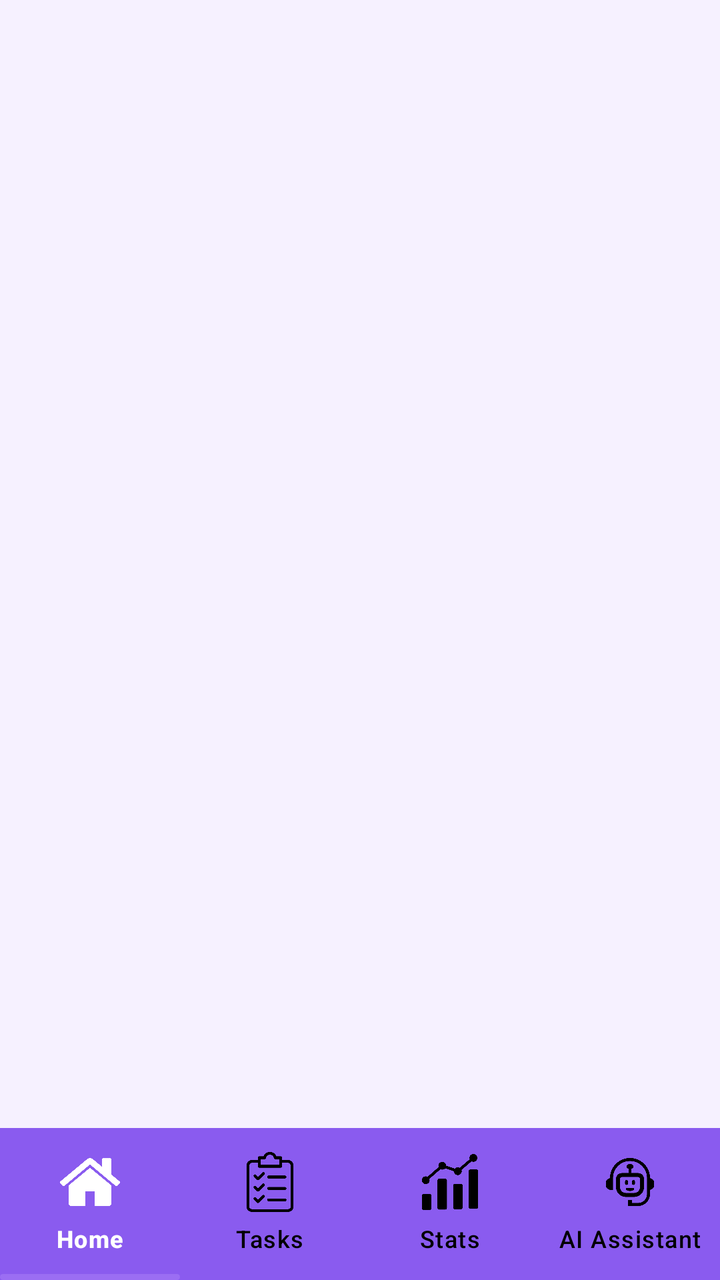
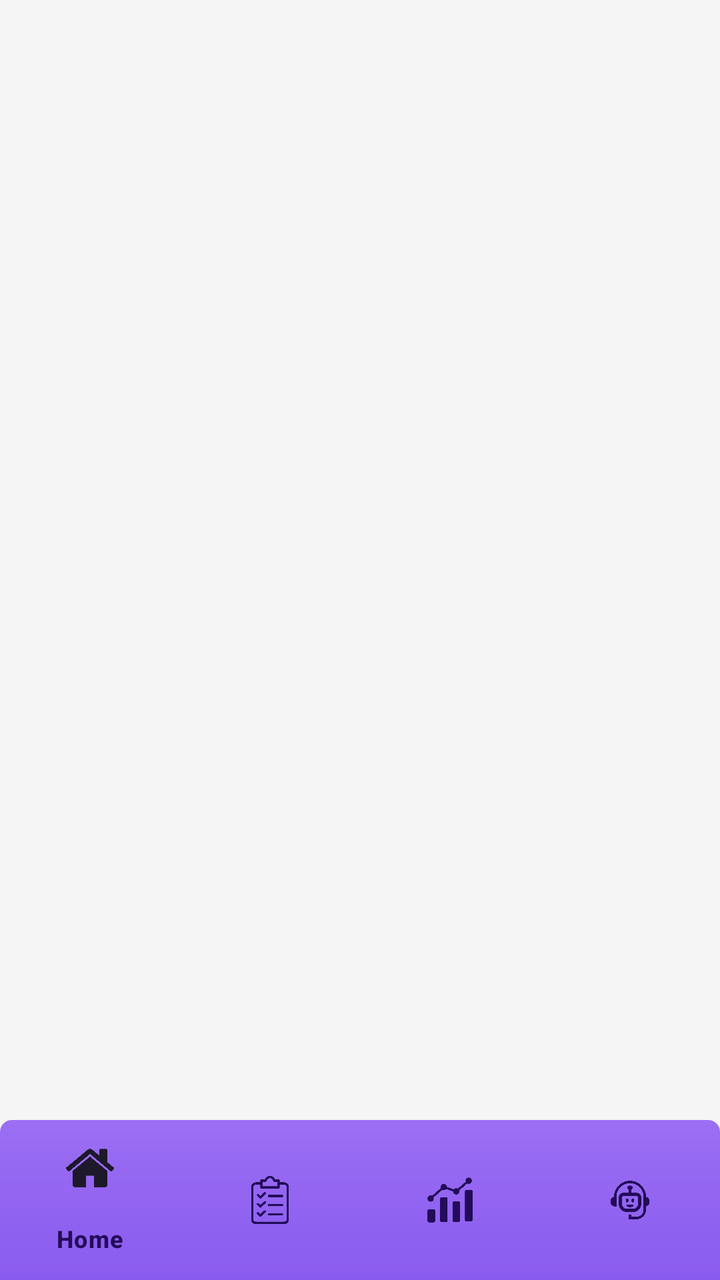

Compare the two renders of this Android layout. The source of the first and the diff that turns it into the second are given below.
<!-- AndroidManifest.xml: application theme Theme.PlanUp -->
<!-- res/layout/activity_main.xml -->
<?xml version="1.0" encoding="utf-8"?>
<androidx.constraintlayout.widget.ConstraintLayout
    xmlns:android="http://schemas.android.com/apk/res/android"
    xmlns:app="http://schemas.android.com/apk/res-auto"
    xmlns:tools="http://schemas.android.com/tools"
    android:id="@+id/main"
    android:layout_width="match_parent"
    android:layout_height="match_parent"
    android:background="#F6F1FF"
    android:fitsSystemWindows="true"
    tools:context=".MainActivity">

    
    <androidx.fragment.app.FragmentContainerView
        android:id="@+id/fragmentContainer"
        android:layout_width="0dp"
        android:layout_height="0dp"
        app:layout_constraintTop_toTopOf="parent"
        app:layout_constraintBottom_toTopOf="@id/bottomNavigation"
        app:layout_constraintStart_toStartOf="parent"
        app:layout_constraintEnd_toEndOf="parent" />

    
    <com.google.android.material.bottomnavigation.BottomNavigationView
        android:id="@+id/bottomNavigation"
        android:layout_width="0dp"
        android:layout_height="76dp"
        android:background="#8A5BEF"

        app:menu="@menu/menu_bottom_nav"
        app:labelVisibilityMode="labeled"
        app:itemIconSize="30dp"
        app:itemBackground="@drawable/bottom_nav_item_selector"
        app:itemActiveIndicatorStyle="@null"
        app:itemIconTint="@color/bottom_nav_icon_selector"
        app:itemTextColor="@color/bottom_nav_icon_selector"

        app:layout_constraintBottom_toBottomOf="parent"
        app:layout_constraintStart_toStartOf="parent"
        app:layout_constraintEnd_toEndOf="parent" />

</androidx.constraintlayout.widget.ConstraintLayout>
<!-- resources referenced by this layout -->
<resources>
  <!-- drawable bottom_nav_item_selector (drawable) -->
  <?xml version="1.0" encoding="utf-8"?>
  <selector xmlns:android="http://schemas.android.com/apk/res/android">
      
      <item android:state_checked="true"
          android:drawable="@drawable/bottom_nav_underline"/>
  
      
      <item android:drawable="@android:color/transparent"/>
  </selector>
  <style name="Theme.PlanUp" parent="Base.Theme.PlanUp" />
  <!-- drawable bottom_nav_underline (drawable) -->
  <?xml version="1.0" encoding="utf-8"?>
  <layer-list xmlns:android="http://schemas.android.com/apk/res/android">
      
      <item>
          <shape android:shape="rectangle">
              <solid android:color="@android:color/transparent"/>
          </shape>
      </item>
  
      
      <item android:gravity="bottom">
          <shape android:shape="rectangle">
              <size android:height="3dp"/>
              <solid android:color="#9B6EF3"/>
              <corners android:radius="2dp"/>
          </shape>
      </item>
  </layer-list>
  <style name="Base.Theme.PlanUp" parent="Theme.Material3.DayNight.NoActionBar">
          
          
      </style>
</resources>

<!-- the commit's change to res/layout/activity_main.xml (unified diff, before → after) -->
@@ -1,42 +1,22 @@
-<?xml version="1.0" encoding="utf-8"?>
-<androidx.constraintlayout.widget.ConstraintLayout
+<androidx.coordinatorlayout.widget.CoordinatorLayout
     xmlns:android="http://schemas.android.com/apk/res/android"
     xmlns:app="http://schemas.android.com/apk/res-auto"
-    xmlns:tools="http://schemas.android.com/tools"
-    android:id="@+id/main"
     android:layout_width="match_parent"
-    android:layout_height="match_parent"
-    android:background="#F6F1FF"
-    android:fitsSystemWindows="true"
-    tools:context=".MainActivity">
+    android:layout_height="match_parent">
 
     
     <androidx.fragment.app.FragmentContainerView
         android:id="@+id/fragmentContainer"
-        android:layout_width="0dp"
-        android:layout_height="0dp"
-        app:layout_constraintTop_toTopOf="parent"
-        app:layout_constraintBottom_toTopOf="@id/bottomNavigation"
-        app:layout_constraintStart_toStartOf="parent"
-        app:layout_constraintEnd_toEndOf="parent" />
+        android:layout_width="match_parent"
+        android:layout_height="match_parent"
+        android:layout_marginBottom="80dp" />
 
     
     <com.google.android.material.bottomnavigation.BottomNavigationView
         android:id="@+id/bottomNavigation"
-        android:layout_width="0dp"
-        android:layout_height="76dp"
-        android:background="#8A5BEF"
-
-        app:menu="@menu/menu_bottom_nav"
-        app:labelVisibilityMode="labeled"
-        app:itemIconSize="30dp"
-        app:itemBackground="@drawable/bottom_nav_item_selector"
-        app:itemActiveIndicatorStyle="@null"
-        app:itemIconTint="@color/bottom_nav_icon_selector"
-        app:itemTextColor="@color/bottom_nav_icon_selector"
-
-        app:layout_constraintBottom_toBottomOf="parent"
-        app:layout_constraintStart_toStartOf="parent"
-        app:layout_constraintEnd_toEndOf="parent" />
-
-</androidx.constraintlayout.widget.ConstraintLayout>
+        android:layout_width="match_parent"
+        android:layout_height="80dp"
+        android:layout_gravity="bottom"
+        android:background="@drawable/bg_bottom_nav"
+        app:menu="@menu/menu_bottom_nav"/>
+</androidx.coordinatorlayout.widget.CoordinatorLayout>
<!-- resource entries referenced after the edit -->
@@ -1,38 +1,60 @@
 <!-- resources referenced by this layout -->
 <resources>
-  <!-- drawable bottom_nav_item_selector (drawable) -->
+  <!-- drawable bg_bottom_nav (drawable) -->
   <?xml version="1.0" encoding="utf-8"?>
-  <selector xmlns:android="http://schemas.android.com/apk/res/android">
-      
-      <item android:state_checked="true"
-          android:drawable="@drawable/bottom_nav_underline"/>
+  <shape xmlns:android="http://schemas.android.com/apk/res/android">
+      <gradient
+          android:startColor="#9B6EF3"
+          android:endColor="#8A5BEF"
+          android:angle="270"/>
   
-      
-      <item android:drawable="@android:color/transparent"/>
-  </selector>
+      <corners
+          android:topLeftRadius="6dp"
+          android:topRightRadius="6dp"/>
+  </shape>
   <style name="Theme.PlanUp" parent="Base.Theme.PlanUp" />
-  <!-- drawable bottom_nav_underline (drawable) -->
-  <?xml version="1.0" encoding="utf-8"?>
-  <layer-list xmlns:android="http://schemas.android.com/apk/res/android">
-      
-      <item>
-          <shape android:shape="rectangle">
-              <solid android:color="@android:color/transparent"/>
-          </shape>
-      </item>
+  <style name="Base.Theme.PlanUp" parent="Theme.Material3.DayNight.NoActionBar">
+          <item name="colorPrimary">@color/primaryColor</item>
+          <item name="colorOnPrimary">@color/white</item>
+          <item name="colorPrimaryContainer">@color/secondaryColor</item>
+          <item name="colorOnPrimaryContainer">@color/primaryColor</item>
+          
+          <item name="colorSecondary">@color/secondaryColor</item>
+          <item name="colorOnSecondary">@color/primaryColor</item>
+          
+          <item name="android:windowBackground">@color/background_light</item>
+          <item name="android:statusBarColor">@color/primaryDarkColor</item>
+          
+          <item name="colorSurface">@color/white</item>
+          <item name="colorOnSurface">@color/textColorPrimary</item>
+          <item name="colorSurfaceVariant">@color/secondaryColor</item>
+          <item name="colorOnSurfaceVariant">@color/primaryColor</item>
   
-      
-      <item android:gravity="bottom">
-          <shape android:shape="rectangle">
-              <size android:height="3dp"/>
-              <solid android:color="#9B6EF3"/>
-              <corners android:radius="2dp"/>
-          </shape>
-      </item>
-  </layer-list>
-  <style name="Base.Theme.PlanUp" parent="Theme.Material3.DayNight.NoActionBar">
-          
-          
+          <item name="android:datePickerDialogTheme">@style/DatePickerTheme</item>
+          <item name="android:timePickerDialogTheme">@style/DatePickerTheme</item>
+  
+          <item name="android:windowSoftInputMode">adjustResize</item>
+  
+          <item name="colorPrimary">@color/primaryColor</item>
+          <item name="colorOnPrimary">@color/white</item>
+      </style>
+  <color name="primaryColor">#230C59</color>
+  <color name="white">#FFFFFFFF</color>
+  <color name="secondaryColor">#EDE7FF</color>
+  <color name="background_light">#F5F5F5</color>
+  <color name="primaryDarkColor">#1A0844</color>
+  <color name="textColorPrimary">#230C59</color>
+  <style name="DatePickerTheme" parent="Theme.Material3.DayNight.Dialog">
+          <item name="colorPrimary">@color/primaryColor</item>
+          <item name="colorOnPrimary">@color/white</item>
+          <item name="colorSurface">@color/white</item>
+          <item name="colorOnSurface">@color/textColorPrimary</item>
+          <item name="colorAccent">@color/primaryColor</item>
+          <item name="android:buttonBarPositiveButtonStyle">@style/DialogButtonStyle</item>
+          <item name="android:buttonBarNegativeButtonStyle">@style/DialogButtonStyle</item>
+      </style>
+  <style name="DialogButtonStyle" parent="Widget.Material3.Button.TextButton">
+          <item name="android:textColor">@color/primaryColor</item>
       </style>
 </resources>
 
